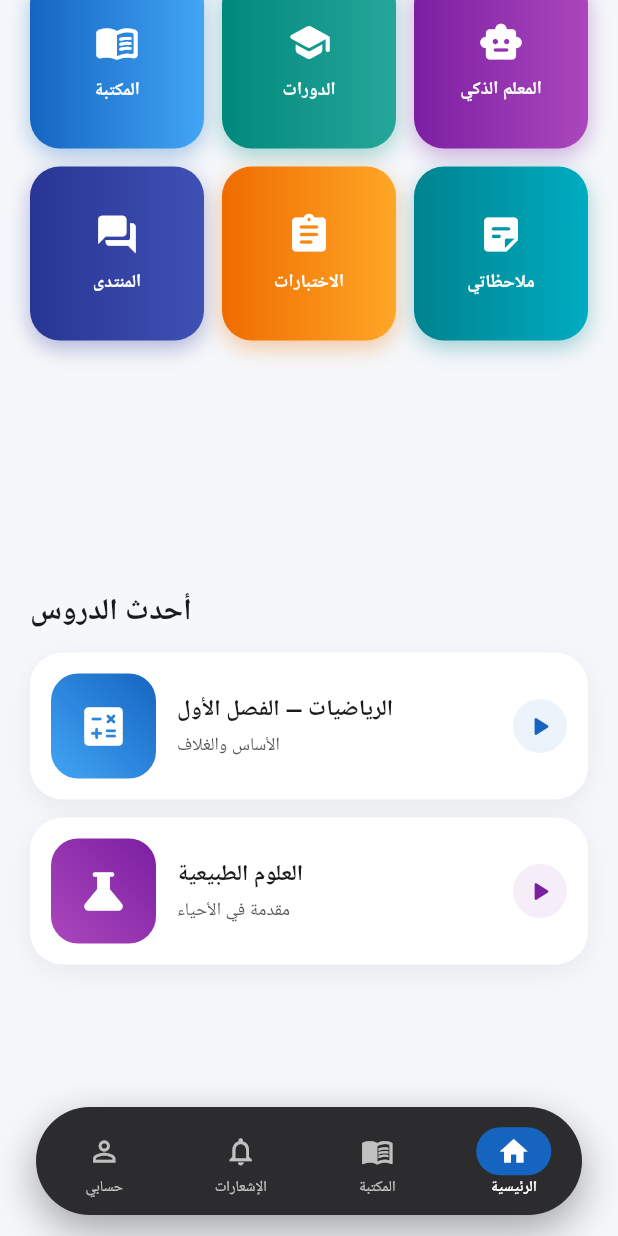
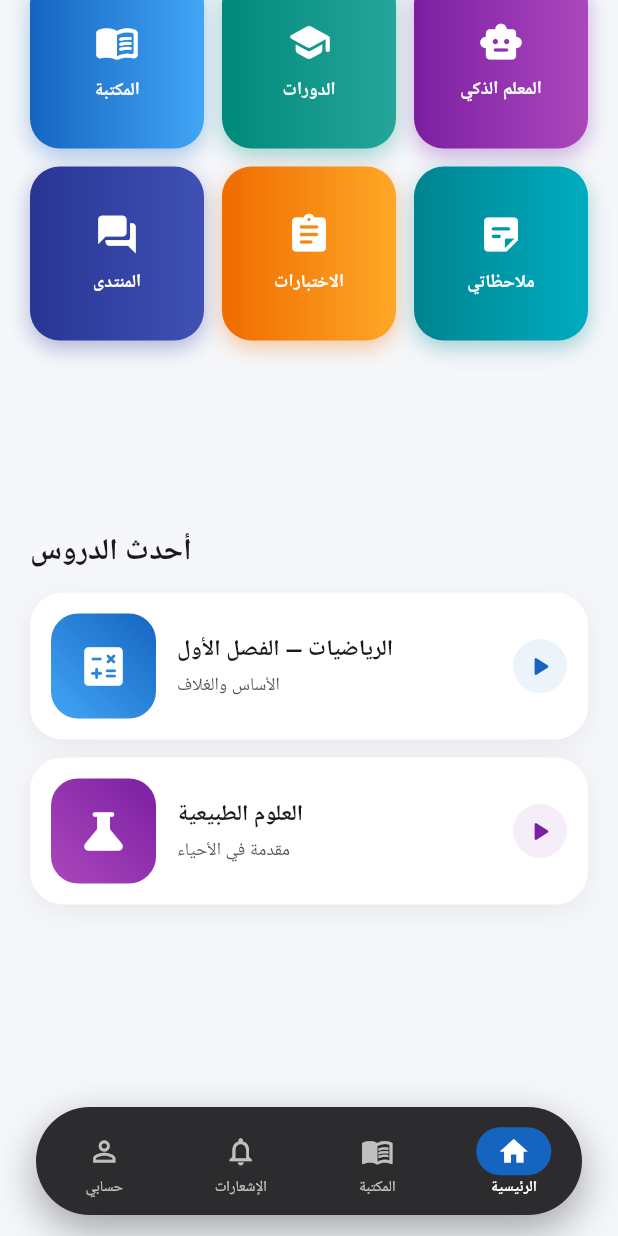
Before and after one commit to kitabi-dev/kitabi, a Flutter app: the HomeShell screen opened directly, scrolled down 369 dp, on a phone screen of 412 x 824 dp. Run offline on Flutter 3.47's test engine with Material 3 defaults, Android fonts, the phone set to English and light mode, and no system bars; our stand-ins replace shared_preferences; accounts and stored records are empty; network calls fail.

Commit message:
style: مسافة أقل بين المربعات وأحدث الدروس + SnackBar أسفل

```diff
--- a/lib/main.dart
+++ b/lib/main.dart
@@ -679,7 +679,7 @@ class HomeTab extends StatelessWidget {
               ],
             ),
           ),
-          const SizedBox(height: 80),
+          const SizedBox(height: 40),
 
           // ===== أحدث الدروس =====
           const Padding(
@@ -1994,7 +1994,7 @@ void showKitabiSnack(BuildContext context, String message) {
       ),
       backgroundColor: const Color(0xFF2C2C2E),
       behavior: SnackBarBehavior.floating,
-      margin: const EdgeInsets.only(left: 30, right: 0, bottom: 180),
+      margin: const EdgeInsets.only(left: 30, right: 0, bottom: 95),
       padding: const EdgeInsets.symmetric(horizontal: 20, vertical: 16),
       duration: const Duration(seconds: 2),
       shape: const RoundedRectangleBorder(
```
